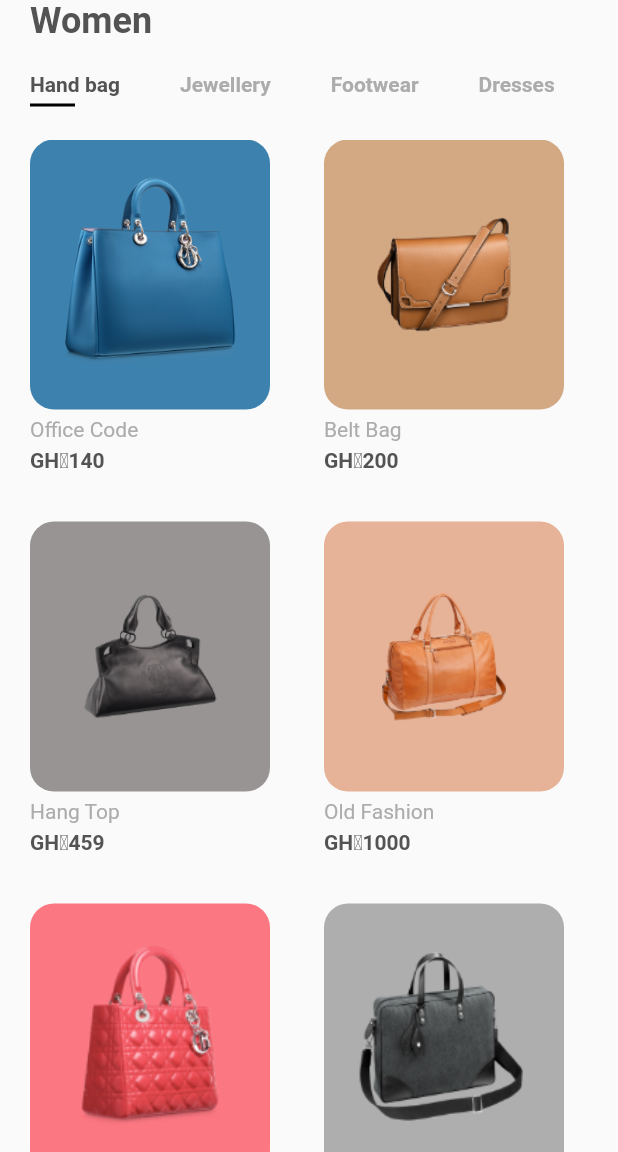
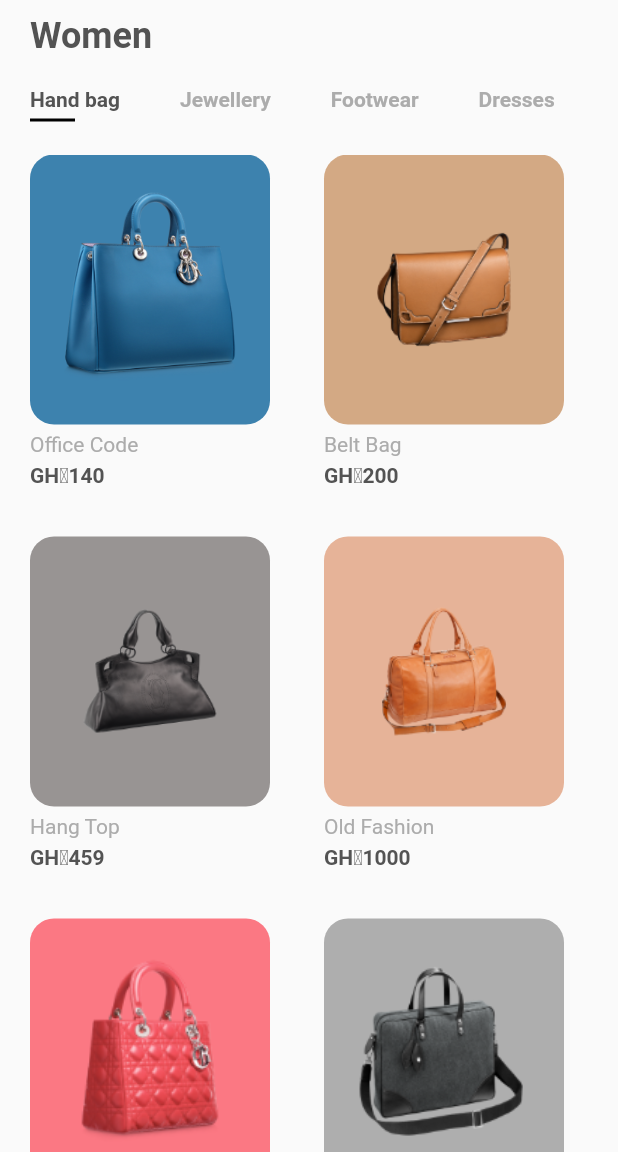
Before and after one commit to agathambrose/flutter_shop, a Flutter app: the screen it shows after launch, on a phone screen of 412 x 824 dp, the part 84-1236 px from its top. Run offline on Flutter 3.47's test engine with Material 2 defaults, Android fonts, the phone set to English and light mode, and no system bars; our stand-ins replace flutter_svg; project files that could hold a hidden picture were left out.

Commit message:
Added a top padding to the women section

```diff
--- a/lib/components/body.dart
+++ b/lib/components/body.dart
@@ -15,7 +15,10 @@ class Body extends StatelessWidget {
       crossAxisAlignment: CrossAxisAlignment.start,
       children: <Widget>[
         Padding(
-          padding: const EdgeInsets.symmetric(horizontal: kDefaultPaddin),
+          padding: const EdgeInsets.only(
+              left: kDefaultPaddin,
+              right: kDefaultPaddin,
+              top: kDefaultPaddin / 2),
           child: Text(
             "Women",
             style: Theme.of(context).textTheme.headlineSmall?.copyWith(
```
